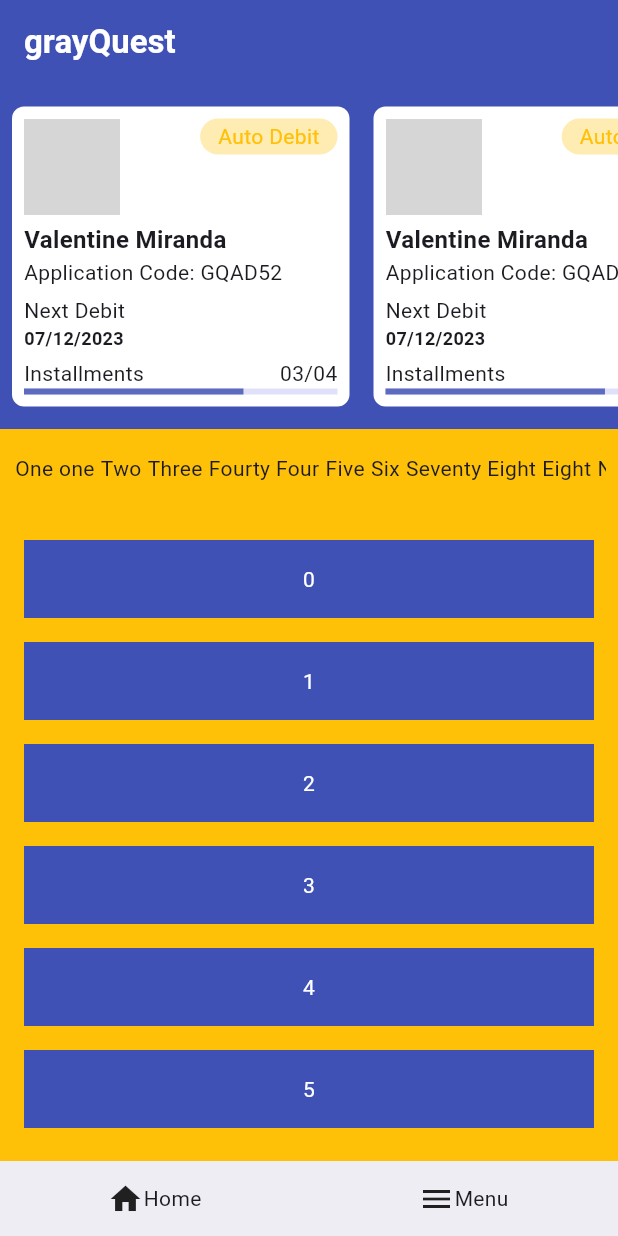
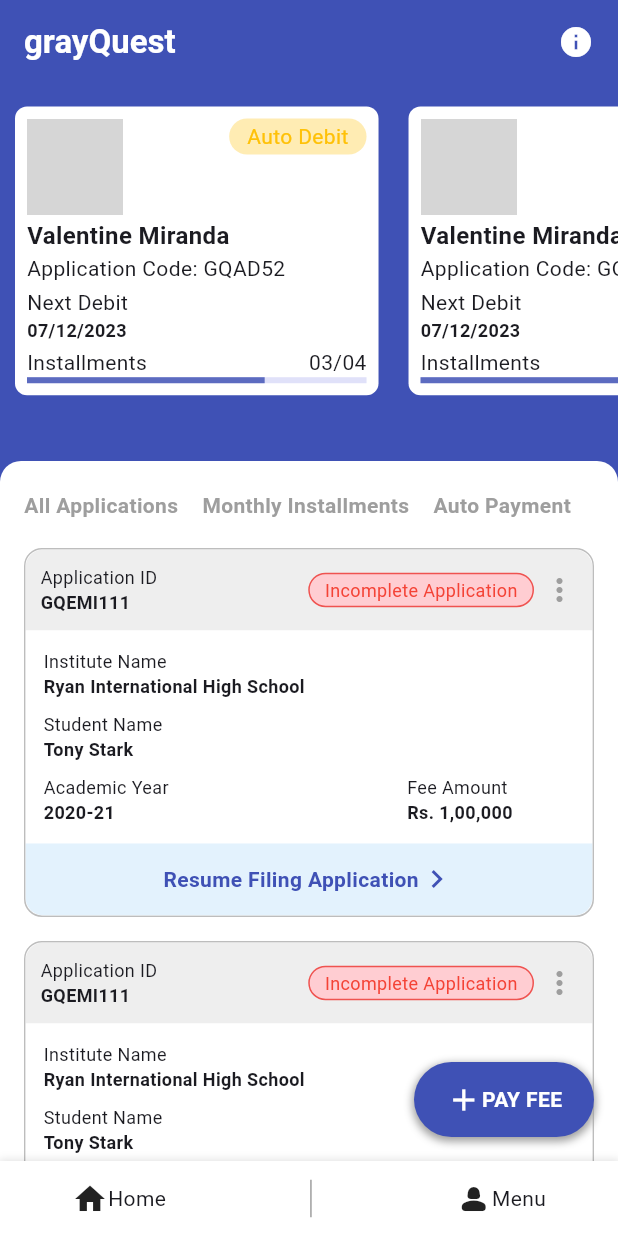
Before and after one commit to valentine-miranda-grayquest/flutter_in_app_webview, a Flutter app: the screen it shows after launch, on a phone screen of 412 x 824 dp. Run offline on Flutter 3.47's test engine with Material 3 defaults, Android fonts, the phone set to English and light mode, and no system bars; missing offline and left inert: flutter_inappwebview; network calls fail; grey boxes are pictures that could not be loaded.

Commit message:
Added draggable bottom sheet

```diff
--- /dev/null
+++ b/lib/application_card.dart
@@ -0,0 +1,227 @@
+import 'package:flutter/material.dart';
+
+class ApplicationCard extends StatelessWidget {
+  ApplicationCard({super.key});
+
+  // Function onAction;
+  // Function onTapMore;
+
+  @override
+  Widget build(BuildContext context) {
+    return Container(
+      decoration: BoxDecoration(
+          borderRadius: BorderRadius.circular(12),
+          border: Border.all(color: Colors.grey.shade400)),
+      child: ClipRRect(
+        borderRadius: BorderRadius.circular(12),
+        child: SizedBox(
+          width: double.maxFinite,
+          // height: 240,
+          child: Column(
+            mainAxisAlignment: MainAxisAlignment.start,
+            crossAxisAlignment: CrossAxisAlignment.stretch,
+            children: [
+              Container(
+                padding:
+                    const EdgeInsets.symmetric(horizontal: 10, vertical: 10),
+                decoration: BoxDecoration(color: Colors.grey.shade200),
+                child: Row(
+                  mainAxisAlignment: MainAxisAlignment.spaceBetween,
+                  crossAxisAlignment: CrossAxisAlignment.center,
+                  children: [
+                    const Column(
+                      mainAxisAlignment: MainAxisAlignment.start,
+                      crossAxisAlignment: CrossAxisAlignment.start,
+                      children: [
+                        Text(
+                          "Application ID",
+                          style: TextStyle(
+                            fontSize: 12,
+                            fontWeight: FontWeight.w400,
+                          ),
+                        ),
+                        Text(
+                          "GQEMI111",
+                          style: TextStyle(
+                            fontSize: 12,
+                            fontWeight: FontWeight.w700,
+                          ),
+                        ),
+                      ],
+                    ),
+                    Row(
+                      children: [
+                        Container(
+                          decoration: BoxDecoration(
+                              color: Colors.red.shade100,
+                              borderRadius: BorderRadius.circular(12),
+                              border: Border.all(
+                                width: 1,
+                                color: Colors.red.shade400,
+                              )),
+                          padding: const EdgeInsets.symmetric(
+                            vertical: 2,
+                            horizontal: 10,
+                          ),
+                          child: const Text(
+                            "Incomplete Application",
+                            style: TextStyle(
+                              fontSize: 12,
+                              color: Colors.red,
+                            ),
+                          ),
+                        ),
+                        Padding(
+                          padding: const EdgeInsets.only(left: 5),
+                          child: GestureDetector(
+                            onTap: () {
+                              print("Tapped More");
+                            },
+                            child: const Icon(
+                              Icons.more_vert,
+                              color: Colors.grey,
+                            ),
+                          ),
+                        )
+                      ],
+                    )
+                  ],
+                ),
+              ),
+              Container(
+                padding: const EdgeInsets.all(12),
+                color: Colors.white,
+                child: Column(
+                  mainAxisAlignment: MainAxisAlignment.spaceBetween,
+                  crossAxisAlignment: CrossAxisAlignment.start,
+                  children: [
+                    const Column(
+                      mainAxisAlignment: MainAxisAlignment.center,
+                      crossAxisAlignment: CrossAxisAlignment.start,
+                      children: [
+                        Text(
+                          "Institute Name",
+                          style: TextStyle(
+                            fontSize: 12,
+                            fontWeight: FontWeight.w400,
+                          ),
+                        ),
+                        Text(
+                          "Ryan International High School",
+                          style: TextStyle(
+                            fontSize: 12,
+                            fontWeight: FontWeight.w700,
+                          ),
+                        ),
+                      ],
+                    ),
+                    const Padding(
+                      padding: EdgeInsets.symmetric(vertical: 8),
+                      child: Column(
+                        mainAxisAlignment: MainAxisAlignment.center,
+                        crossAxisAlignment: CrossAxisAlignment.start,
+                        children: [
+                          Text(
+                            "Student Name",
+                            style: TextStyle(
+                              fontSize: 12,
+                              fontWeight: FontWeight.w400,
+                            ),
+                          ),
+                          Text(
+                            "Tony Stark",
+                            style: TextStyle(
+                              fontSize: 12,
+                              fontWeight: FontWeight.w700,
+                            ),
+                          ),
+                        ],
+                      ),
+                    ),
+                    Padding(
+                      padding: EdgeInsets.only(
+                          right: MediaQuery.sizeOf(context).width * 0.1),
+                      child: const Row(
+                        mainAxisAlignment: MainAxisAlignment.spaceBetween,
+                        crossAxisAlignment: CrossAxisAlignment.center,
+                        children: [
+                          Column(
+                            mainAxisAlignment: MainAxisAlignment.start,
+                            crossAxisAlignment: CrossAxisAlignment.start,
+                            children: [
+                              Text(
+                                "Academic Year",
+                                style: TextStyle(
+                                  fontSize: 12,
+                                  fontWeight: FontWeight.w400,
+                                ),
+                              ),
+                              Text(
+                                "2020-21",
+                                style: TextStyle(
+                                  fontSize: 12,
+                                  fontWeight: FontWeight.w700,
+                                ),
+                              ),
+                            ],
+                          ),
+                          Column(
+                            mainAxisAlignment: MainAxisAlignment.start,
+                            crossAxisAlignment: CrossAxisAlignment.start,
+                            children: [
+                              Text(
+                                "Fee Amount",
+                                style: TextStyle(
+                                  fontSize: 12,
+                                  fontWeight: FontWeight.w400,
+                                ),
+                              ),
+                              Text(
+                                "Rs. 1,00,000",
+                                style: TextStyle(
+                                  fontSize: 12,
+                                  fontWeight: FontWeight.w700,
+                                ),
+                              ),
+                            ],
+                          )
+                        ],
+                      ),
+                    )
+                  ],
+                ),
+              ),
+              GestureDetector(
+                onTap: () {
+                  print("Tapped Application");
+                  // onAction();
+                },
+                child: Container(
+                  padding: const EdgeInsets.all(12),
+                  decoration: BoxDecoration(color: Colors.blue.shade50),
+                  child: const Row(
+                    mainAxisAlignment: MainAxisAlignment.center,
+                    crossAxisAlignment: CrossAxisAlignment.center,
+                    children: [
+                      Text(
+                        "Resume Filing Application",
+                        style: TextStyle(
+                          fontWeight: FontWeight.bold,
+                          color: Colors.indigo,
+                        ),
+                      ),
+                      Icon(
+                        Icons.chevron_right,
+                        color: Colors.indigo,
+                      )
+                    ],
+                  ),
+                ),
+              )
+            ],
+          ),
+        ),
+      ),
+    );
+  }
+}
--- a/lib/applications_modal_view.dart
+++ b/lib/applications_modal_view.dart
@@ -1,62 +1,56 @@
 import 'package:flutter/material.dart';
+import 'package:flutter_inapp_webview/application_card.dart';
 
 class ApplicationsModalView extends StatelessWidget {
-  ApplicationsModalView({super.key});
+  ApplicationsModalView({super.key, required this.scrollController});
+
+  ScrollController scrollController;
 
   final List<String> data = [
-    "One one",
-    "Two",
-    "Three",
-    "Fourty Four",
-    "Five",
-    "Six",
-    "Seventy Eight",
-    "Eight",
-    "Nine",
-    "Thousand"
+    "All Applications",
+    "Monthly Installments",
+    "Auto Payment",
   ];
 
   @override
   Widget build(BuildContext context) {
     return Container(
       // width: double.maxFinite,
-      color: Colors.amber,
-      padding: const EdgeInsets.symmetric(
-        horizontal: 8,
-        vertical: 16,
-      ),
+      decoration: const BoxDecoration(
+          color: Colors.white,
+          borderRadius: BorderRadius.vertical(top: Radius.circular(14))),
+      padding: const EdgeInsets.only(top: 20),
       child: Column(
         mainAxisAlignment: MainAxisAlignment.start,
         crossAxisAlignment: CrossAxisAlignment.stretch,
         children: [
           SizedBox(
-            height: 50,
+            height: 30,
             child: ListView.builder(
                 itemCount: data.length,
                 scrollDirection: Axis.horizontal,
                 itemBuilder: (context, index) {
-                  return Padding(
-                    padding: const EdgeInsets.symmetric(horizontal: 2),
-                    child: Text(data[index]),
+                  return Container(
+                    decoration: const BoxDecoration(),
+                    padding: const EdgeInsets.only(left: 16),
+                    child: Text(
+                      data[index],
+                      style: const TextStyle(
+                          fontWeight: FontWeight.bold, color: Colors.grey),
+                    ),
                   );
                 }),
           ),
           Expanded(
               child: ListView.builder(
-                  itemCount: 30,
+                  itemCount: 5,
+                  controller: scrollController,
+                  physics: const ClampingScrollPhysics(),
                   itemBuilder: (context, index) {
                     return Padding(
-                      padding: const EdgeInsets.all(8),
-                      child: Container(
-                        color: Colors.indigo,
-                        width: double.maxFinite,
-                        padding: const EdgeInsets.all(16),
-                        child: Text(
-                          "$index",
-                          textAlign: TextAlign.center,
-                          style: const TextStyle(color: Colors.white),
-                        ),
-                      ),
+                      padding: const EdgeInsets.symmetric(
+                          vertical: 8, horizontal: 16),
+                      child: ApplicationCard(),
                     );
                   }))
         ],
--- a/lib/gq_home.dart
+++ b/lib/gq_home.dart
@@ -3,41 +3,73 @@ import 'package:flutter_inapp_webview/applications_modal_view.dart';
 import 'package:flutter_inapp_webview/installement_card.dart';
 
 class GQHome extends StatefulWidget {
-  const GQHome({super.key});
+  GQHome({super.key});
+
+  final _scrollController = DraggableScrollableController();
 
   @override
-  State<StatefulWidget> createState() => _GQHomeState();
+  State<StatefulWidget> createState() => _GQHomeState(_scrollController);
 }
 
 class _GQHomeState extends State<GQHome> {
-  double itemExtent = 225;
+  _GQHomeState(this._scrollController);
 
-  final _scrollController = DraggableScrollableController();
+  final DraggableScrollableController _scrollController;
+
+  @override
+  void initState() {
+    super.initState();
+  }
+
+  @override
+  void dispose() {
+    super.dispose();
+    _scrollController.dispose();
+  }
 
   @override
   Widget build(BuildContext context) {
     return SafeArea(
       child: Scaffold(
-      bottomNavigationBar: NavigationBar(
+          bottomNavigationBar: Container(
             height: 50,
-          onDestinationSelected: (value) {
-            print(value);
-          },
-          destinations: const [
-            Row(
-              mainAxisAlignment: MainAxisAlignment.center,
+            decoration: const BoxDecoration(color: Colors.white, boxShadow: [
+              BoxShadow(
+                color: Colors.black12,
+                blurRadius: 4,
+                spreadRadius: 1,
+              )
+            ]),
+            child: Row(
+              mainAxisAlignment: MainAxisAlignment.spaceAround,
               crossAxisAlignment: CrossAxisAlignment.center,
-              children: [Icon(Icons.home), Text("Home")],
+              children: [
+                const Row(
+                  children: [
+                    Icon(Icons.home),
+                    Text("Home"),
+                  ],
                 ),
-            Row(
-              mainAxisAlignment: MainAxisAlignment.center,
-              crossAxisAlignment: CrossAxisAlignment.center,
-              children: [Icon(Icons.menu), Text("Menu")],
+                Container(
+                  height: 25,
+                  width: 1,
+                  color: Colors.grey,
                 ),
-          ]),
+                const Row(
+                  children: [
+                    Icon(Icons.person_2_rounded),
+                    Text("Menu"),
+                  ],
+                )
+              ],
+            ),
+          ),
           appBar: AppBar(
             backgroundColor: Colors.indigo,
-        title: const Row(children: [
+            title: const Row(
+                mainAxisAlignment: MainAxisAlignment.spaceBetween,
+                crossAxisAlignment: CrossAxisAlignment.center,
+                children: [
                   Text(
                     "grayQuest",
                     style: TextStyle(
@@ -45,47 +77,102 @@ class _GQHomeState extends State<GQHome> {
                       fontWeight: FontWeight.bold,
                     ),
                   ),
+                  Icon(
+                    Icons.info,
+                    color: Colors.white,
+                  )
                 ]),
           ),
-      body: Column(
-        mainAxisAlignment: MainAxisAlignment.start,
-        crossAxisAlignment: CrossAxisAlignment.stretch,
+          floatingActionButton: GestureDetector(
+            onTap: () {
+              print("Did tap floating action button");
+            },
+            child: Container(
+              height: 50,
+              width: 120,
+              padding: const EdgeInsets.all(10),
+              decoration: BoxDecoration(
+                  color: Colors.indigo,
+                  boxShadow: const [
+                    BoxShadow(
+                        color: Colors.grey,
+                        spreadRadius: 1,
+                        blurRadius: 4,
+                        offset: Offset(0, 2))
+                  ],
+                  borderRadius: BorderRadius.circular(25)),
+              child: const Row(
+                mainAxisAlignment: MainAxisAlignment.center,
+                crossAxisAlignment: CrossAxisAlignment.center,
                 children: [
+                  Icon(
+                    Icons.add,
+                    color: Colors.white,
+                  ),
+                  Text(
+                    "PAY FEE",
+                    style: TextStyle(
+                      fontSize: 14,
+                      fontWeight: FontWeight.w700,
+                      color: Colors.white,
+                    ),
+                  ),
+                ],
+              ),
+            ),
+          ),
+          body: LayoutBuilder(builder: (context, constraints) {
+            return Stack(
+              children: [
+                Expanded(
+                    child: Container(
+                  color: Colors.indigo,
+                )),
                 Container(
-            height: 230,
+                  height: MediaQuery.sizeOf(context).height * 0.27,
                   color: Colors.indigo,
                   child: Padding(
-              padding: const EdgeInsets.symmetric(horizontal: 0, vertical: 12),
+                    padding:
+                        const EdgeInsets.symmetric(horizontal: 0, vertical: 12),
                     child: ListView(
                       scrollDirection: Axis.horizontal,
-                children: List<Widget>.generate(10, (int index) {
+                      children: List<Widget>.generate(6, (int index) {
                         return Padding(
                           padding: const EdgeInsets.symmetric(
-                      horizontal: 8,
+                            horizontal: 10,
                             vertical: 3,
                           ),
+                          child: GestureDetector(
+                            onTap: () {
+                              print("Did tap Item");
+                            },
                             child: InstallementCarousel(
-                      width: 225,
+                              width: MediaQuery.sizeOf(context).width / 1.7,
+                            ),
                           ),
                         );
                       }),
                     ),
                   ),
                 ),
-          Expanded(
-            child: DraggableScrollableSheet(
-                initialChildSize: 1,
+                DraggableScrollableSheet(
+                    initialChildSize: 0.65,
                     maxChildSize: 1,
-                minChildSize: 1,
+                    minChildSize: 0.65,
                     expand: true,
-                snap: true,
+                    snap: false,
+                    snapAnimationDuration: const Duration(milliseconds: 150),
                     controller: _scrollController,
-                builder: (context, controller) {
-                  return ApplicationsModalView();
+                    shouldCloseOnMinExtent: false,
+                    builder:
+                        (BuildContext context, ScrollController controller) {
+                      return ApplicationsModalView(
+                        scrollController: controller,
+                      );
                     }),
-          )
               ],
-      ),
-    ));
+            );
+          })),
+    );
   }
 }
```
Lines whose indentation alone changed are shown as unchanged.
